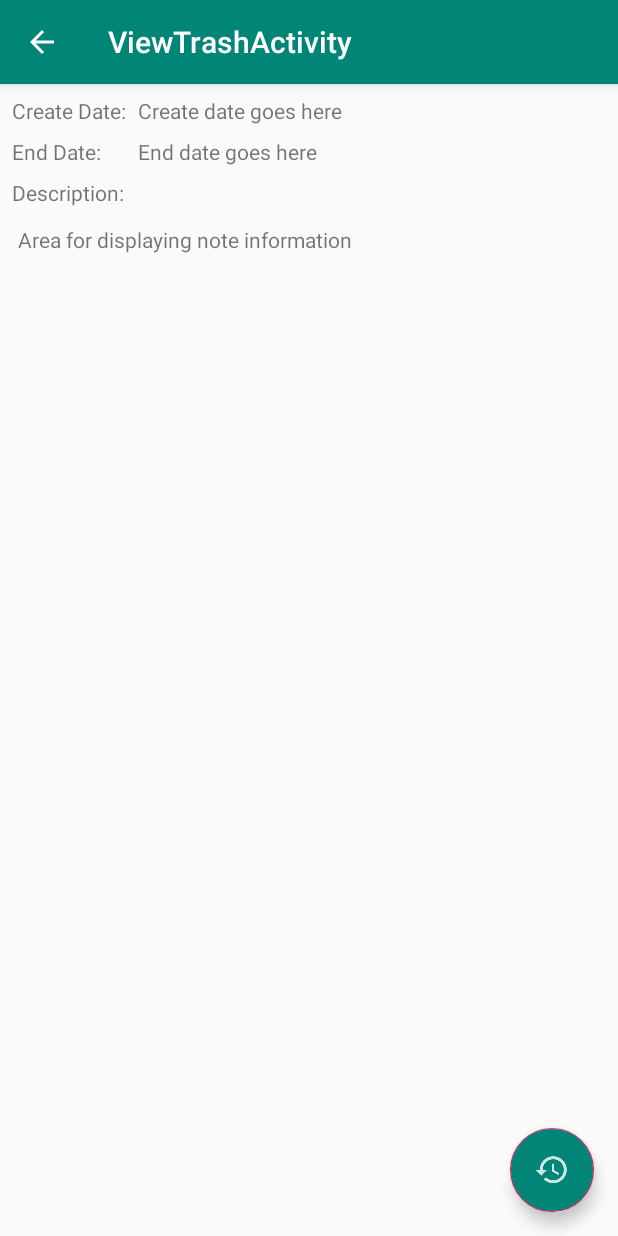
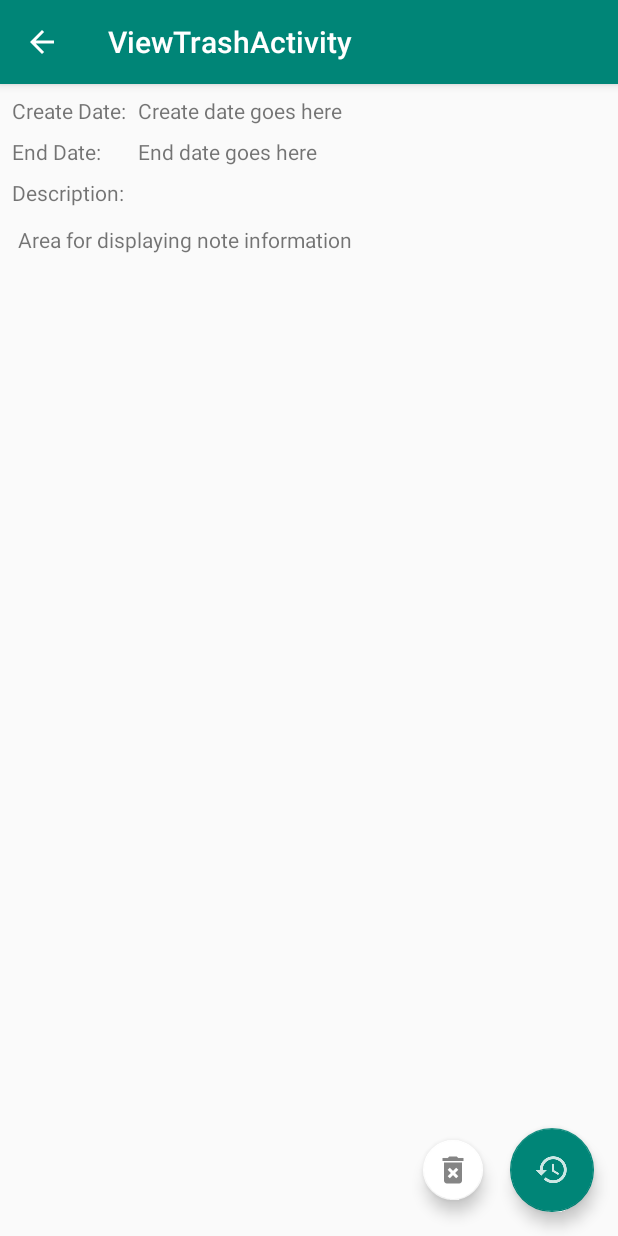
Before and after one commit to almahmouda/MyNotes, an Android app: the ViewTrashActivity screen opened directly, with no data from a screen before it, on a phone screen of 412 x 824 dp. Run offline under Robolectric (Android 15) with nearby library versions, the phone set to English and light mode, and no system bars; 4 statements that could not run were skipped.

Commit message:
DBHandler.java: Modified the deleteNote method to permanently delete   notes from the TrashListActivity.
TrashListActivity.java: Implemented code to retrieve a result from the
  ViewTrashActivity if a note is deleted or restored to refresh the
  RecyclerView.

ViewTrashActivity.java: Fully implemented code in the restore method and
  implemented the delete method.

ic_delete_light.png: Added a new drawable asset for the permanent delete
  floatingActionButton.

activity_view_trash.xml: Added a design for the delete
  floatingActionButton.

```diff
--- a/app/src/main/java/com/example/admin/mynotes/DBHandler.java
+++ b/app/src/main/java/com/example/admin/mynotes/DBHandler.java
@@ -158,7 +158,7 @@ public class DBHandler extends SQLiteOpenHelper {
     void deleteNote(int id) {
         SQLiteDatabase db = getWritableDatabase();
 
-        db.delete(TABLE_MY_NOTE, COLUMN_LIST_ID + " = ?", new String[]{String.valueOf(id)});
+        db.delete(TrashNoteMdl.TABLE_NAME, COLUMN_LIST_ID + " = ?", new String[]{String.valueOf(id)});
 
         db.close();
     }
--- a/app/src/main/java/com/example/admin/mynotes/ViewTrashActivity.java
+++ b/app/src/main/java/com/example/admin/mynotes/ViewTrashActivity.java
@@ -1,5 +1,6 @@
 package com.example.admin.mynotes;
 
+import android.content.Intent;
 import android.os.Bundle;
 import android.support.design.widget.FloatingActionButton;
 import android.support.v7.app.AppCompatActivity;
@@ -11,8 +12,12 @@ import com.example.admin.mynotes.model.TrashNoteMdl;
 
 public class ViewTrashActivity extends AppCompatActivity {
 
+    private static final int RESTORE = -1;
+    private static final int PERMANENT_DELETE = 1;
+
+    Intent intent;
     Bundle bundle;
-    long id;
+    int position;
     TrashNoteMdl trashNote;
     DBHandler db;
     TextView create_date;
@@ -27,11 +32,24 @@ public class ViewTrashActivity extends AppCompatActivity {
         Toolbar toolbar = findViewById(R.id.toolbar);
         setSupportActionBar(toolbar);
 
-        FloatingActionButton fab = findViewById(R.id.fab_restore);
-        fab.setOnClickListener(new View.OnClickListener() {
+        FloatingActionButton fab_restore, fab_delete;
+        fab_restore = findViewById(R.id.fab_restore);
+        fab_delete = findViewById(R.id.fab_pDelete);
+        fab_restore.setOnClickListener(new View.OnClickListener() {
             @Override
             public void onClick(View view) {
                 restore(trashNote.get_id());
+            }
+        });
+        fab_delete.setOnClickListener(new View.OnClickListener() {
+            /**
+             * Called when a view has been clicked.
+             *
+             * @param v The view that was clicked.
+             */
+            @Override
+            public void onClick(View v) {
+                delete(trashNote.get_id());
             }
         });
 
@@ -41,8 +59,10 @@ public class ViewTrashActivity extends AppCompatActivity {
 
         bundle = this.getIntent().getExtras();
 
-        if (bundle != null)
+        if (bundle != null) {
             trashNote = bundle.getParcelable("viewTrash");
+            position = bundle.getInt("position");
+        }
 
         db = new DBHandler(this, null);
 
@@ -57,10 +77,22 @@ public class ViewTrashActivity extends AppCompatActivity {
         create_date.setText(note.getDate_created());
         end_date.setText(note.getDate_end());
         description.setText(note.getDescription());
+        this.setTitle(note.getTitle());
     }
 
     void restore(long id) {
         db.restoreNote((int) id);
+        intent = new Intent();
+        intent.putExtra("position", position);
+        setResult(RESTORE, intent);
+        finish();
+    }
+
+    void delete(long id) {
+        db.deleteNote((int) id);
+        intent = new Intent();
+        intent.putExtra("position", position);
+        setResult(PERMANENT_DELETE, intent);
         finish();
     }
 }
--- a/app/src/main/res/layout/activity_view_trash.xml
+++ b/app/src/main/res/layout/activity_view_trash.xml
@@ -28,7 +28,19 @@
         android:layout_height="wrap_content"
         android:layout_gravity="bottom|end"
         android:layout_margin="@dimen/fab_margin"
-        android:backgroundTint="@color/colorPrimary"
+        app:backgroundTint="@color/colorPrimary"
+        app:fabSize="normal"
         app:srcCompat="@drawable/ic_restore" />
 
+    <android.support.design.widget.FloatingActionButton
+        android:id="@+id/fab_pDelete"
+        android:layout_width="wrap_content"
+        android:layout_height="wrap_content"
+        android:layout_gravity="bottom|end"
+        android:layout_marginRight="90dp"
+        android:layout_marginBottom="24dp"
+        app:backgroundTint="@android:color/background_light"
+        app:fabSize="mini"
+        app:srcCompat="@drawable/ic_delete_light" />
+
 </android.support.design.widget.CoordinatorLayout>
```
Also changed, not shown: app/src/main/java/com/example/admin/mynotes/TrashListActivity.java (+23 -5 lines), app/src/main/res/drawable-hdpi/ic_delete_light.png (added), app/src/main/res/drawable-mdpi/ic_delete_light.png (added), app/src/main/res/drawable-xhdpi/ic_delete_light.png (added), app/src/main/res/drawable-xxhdpi/ic_delete_light.png (added), app/src/main/res/drawable-xxxhdpi/ic_delete_light.png (added).
